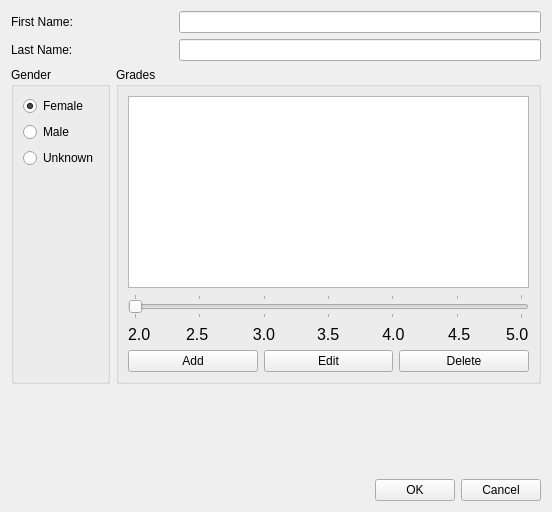
Above: school/studentdataform.ui from galgreg/SchoolStatistics before the change. Below: the same form after it.
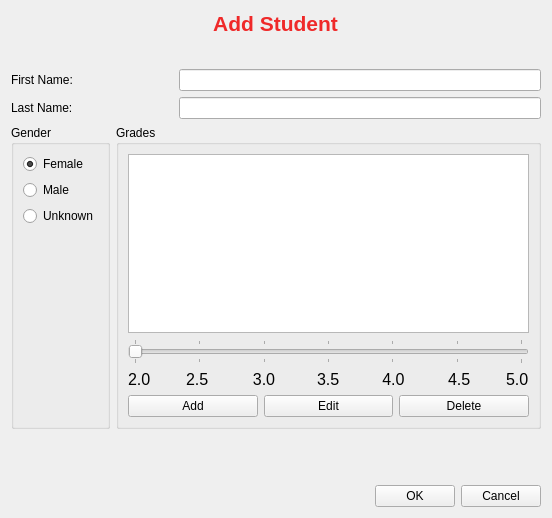
That is the form after the change.

Commit message: Dodanie klasy interfejsowej IStudentDataForm oraz klasy mockującej ten interfejs

The edit to the form file:
```diff
--- a/school/studentdataform.ui
+++ b/school/studentdataform.ui
@@ -10,25 +10,45 @@
     <x>0</x>
     <y>0</y>
     <width>552</width>
-    <height>512</height>
+    <height>518</height>
    </rect>
   </property>
   <property name="minimumSize">
    <size>
     <width>552</width>
-    <height>512</height>
+    <height>518</height>
    </size>
   </property>
   <property name="maximumSize">
    <size>
     <width>552</width>
-    <height>512</height>
+    <height>518</height>
    </size>
   </property>
   <property name="windowTitle">
    <string>Student Data Form</string>
   </property>
   <layout class="QVBoxLayout" name="verticalLayout_4">
+   <item alignment="Qt::AlignHCenter">
+    <widget class="QLabel" name="headerLabel">
+     <property name="text">
+      <string>&lt;html&gt;&lt;head/&gt;&lt;body&gt;&lt;p align=&quot;center&quot;&gt;&lt;span style=&quot; font-size:16pt; font-weight:600; color:#ef2929;&quot;&gt;Add Student&lt;/span&gt;&lt;/p&gt;&lt;/body&gt;&lt;/html&gt;</string>
+     </property>
+    </widget>
+   </item>
+   <item>
+    <spacer name="verticalSpacer_3">
+     <property name="orientation">
+      <enum>Qt::Vertical</enum>
+     </property>
+     <property name="sizeHint" stdset="0">
+      <size>
+       <width>20</width>
+       <height>40</height>
+      </size>
+     </property>
+    </spacer>
+   </item>
    <item>
     <layout class="QGridLayout" name="studentNameLayout">
      <item row="0" column="0">
@@ -294,10 +314,13 @@
      <property name="orientation">
       <enum>Qt::Vertical</enum>
      </property>
+     <property name="sizeType">
+      <enum>QSizePolicy::Minimum</enum>
+     </property>
      <property name="sizeHint" stdset="0">
       <size>
        <width>20</width>
-       <height>40</height>
+       <height>50</height>
       </size>
      </property>
     </spacer>
```
Left out of the diff: 42 changed lines with no effect on the pictures. The commit also changes 5 other files.
